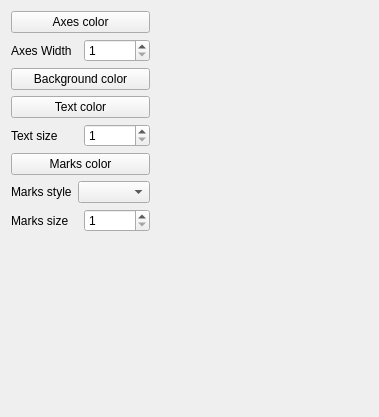
The window that 1/src/forms_ui/settings_window.ui (dazzlemon/diit_121-ipz_y2_cg) describes before a commit, drawn with Qt 5.
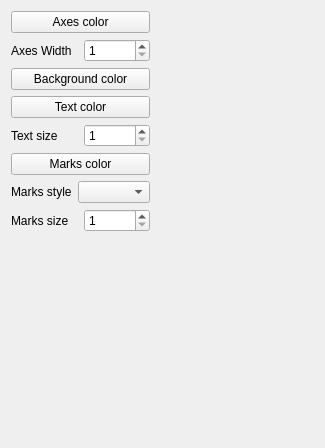
The same window after the commit.

Commit message: sizePolicy minimum(need to test on win, cause xmonad ignores it anyways)

The edit to the form file:
```diff
--- a/1/src/forms_ui/settings_window.ui
+++ b/1/src/forms_ui/settings_window.ui
@@ -6,10 +6,16 @@
    <rect>
     <x>0</x>
     <y>0</y>
-    <width>379</width>
-    <height>417</height>
+    <width>325</width>
+    <height>448</height>
    </rect>
   </property>
+  <property name="sizePolicy">
+   <sizepolicy hsizetype="Minimum" vsizetype="Minimum">
+    <horstretch>0</horstretch>
+    <verstretch>0</verstretch>
+   </sizepolicy>
+  </property>
   <property name="windowTitle">
    <string>Canvas Settings</string>
   </property>
```
The commit also changes 10 other files.
